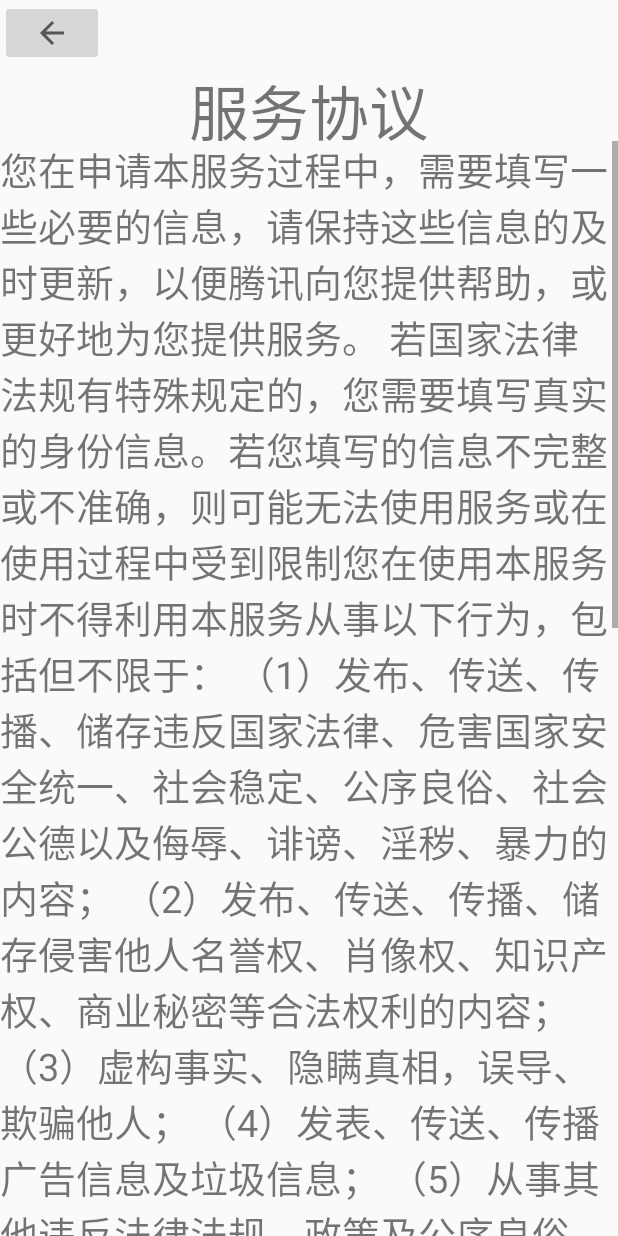
After one commit to dty011014/service, an Android app: the layout activity_service.xml on its own in the app's theme, with its tools: preview values and no code run, on a phone screen of 412 x 824 dp. The commit adds this screen. Run offline under Robolectric (Android 15) with nearby library versions, the phone set to English and light mode, and no system bars.

Commit message:
1.5   段天尧  叶皓明

```diff
--- /dev/null
+++ b/app/src/main/java/com/example/service/ServiceActivity.java
@@ -0,0 +1,32 @@
+package com.example.service;
+
+import androidx.appcompat.app.AppCompatActivity;
+
+import android.content.Intent;
+import android.os.Bundle;
+import android.text.method.ScrollingMovementMethod;
+import android.view.View;
+import android.widget.ImageButton;
+import android.widget.TextView;
+
+public class ServiceActivity extends AppCompatActivity {
+        private ImageButton btn;
+        private TextView tv;
+
+    @Override
+    protected void onCreate(Bundle savedInstanceState) {
+        super.onCreate(savedInstanceState);
+        setContentView(R.layout.activity_service);
+        btn=findViewById(R.id.btn);
+        btn.setOnClickListener(new View.OnClickListener() {
+            @Override
+            public void onClick(View v) {
+                Intent intent =new Intent(ServiceActivity.this,MainActivity.class);
+                startActivity(intent);
+         tv=findViewById(R.id.tv_3);
+         tv.setMovementMethod(ScrollingMovementMethod.getInstance());
+
+            }
+        });
+    }
+}
--- /dev/null
+++ b/app/src/main/res/layout/activity_service.xml
@@ -0,0 +1,34 @@
+<?xml version="1.0" encoding="utf-8"?>
+<LinearLayout xmlns:android="http://schemas.android.com/apk/res/android"
+    xmlns:app="http://schemas.android.com/apk/res-auto"
+    android:layout_width="match_parent"
+    android:layout_height="match_parent"
+    android:orientation="vertical">
+
+    <ImageButton
+        android:id="@+id/btn"
+        android:layout_width="69dp"
+        android:layout_height="wrap_content"
+        app:srcCompat="?attr/actionModeCloseDrawable" />
+
+
+    <TextView
+        android:id="@+id/tv_2"
+        android:layout_width="match_parent"
+        android:layout_height="50dp"
+        android:text="服务协议"
+        android:gravity="center"
+        android:textSize="40dp"/>
+
+    <TextView
+        android:id="@+id/tv_3"
+        android:layout_width="match_parent"
+        android:layout_height="match_parent"
+        android:scrollbars="vertical"
+        android:text="@string/t1"
+        android:textSize="25dp" />
+
+
+
+
+</LinearLayout>
--- a/app/src/main/res/values/strings.xml
+++ b/app/src/main/res/values/strings.xml
@@ -1,3 +1,13 @@
 <resources>
     <string name="app_name">service</string>
+    <string name="t1">您在申请本服务过程中，需要填写一些必要的信息，请保持这些信息的及时更新，以便腾讯向您提供帮助，或更好地为您提供服务。  若国家法律法规有特殊规定的，您需要填写真实的身份信息。若您填写的信息不完整或不准确，则可能无法使用服务或在使用过程中受到限制您在使用本服务时不得利用本服务从事以下行为，包括但不限于：
+    （1）发布、传送、传播、储存违反国家法律、危害国家安全统一、社会稳定、公序良俗、社会公德以及侮辱、诽谤、淫秽、暴力的内容；
+    （2）发布、传送、传播、储存侵害他人名誉权、肖像权、知识产权、商业秘密等合法权利的内容；
+    （3）虚构事实、隐瞒真相，误导、欺骗他人；
+    （4）发表、传送、传播广告信息及垃圾信息；
+        （5）从事其他违反法律法规、政策及公序良俗、社会公德等的行为基于互联网的开放性和社交网络服务的传播特殊性，咱特别提醒您谨慎注意以下风险：
+(6)本服务仅提供一个在线社交的平台，您应当对其他用户使用本服务所发布的内容进行独立判断并承担因依赖该内容而引起的所有风险，包括但不限于因对内容的正确性、完整性或实用性的依赖而产生的风险以及因您个人信息被其他用户获知而带来的风险。您了解并确认，腾讯不对本服务用户之间的纠纷承担任何责任。
+ (7)您在使用本服务过程中所发布的内容有可能会被第三方复制、转载、修改或做其他用途，脱离您的预期和控制，您必须充分意识此类风险的存在，腾讯对由此产生的纠纷不予负责。
+(8) 请您切勿在使用本服务时透露任何涉及财产、本服务帐户及密码等重要信息，否则，由此带来的损失由您自行承担。
+(9) 由于您或其他用户违反本服务相关规则导致被腾讯依约处理的，可能会对您在本服务中的日志、好友信息等数据造成影响。</string>
 </resources>
```
